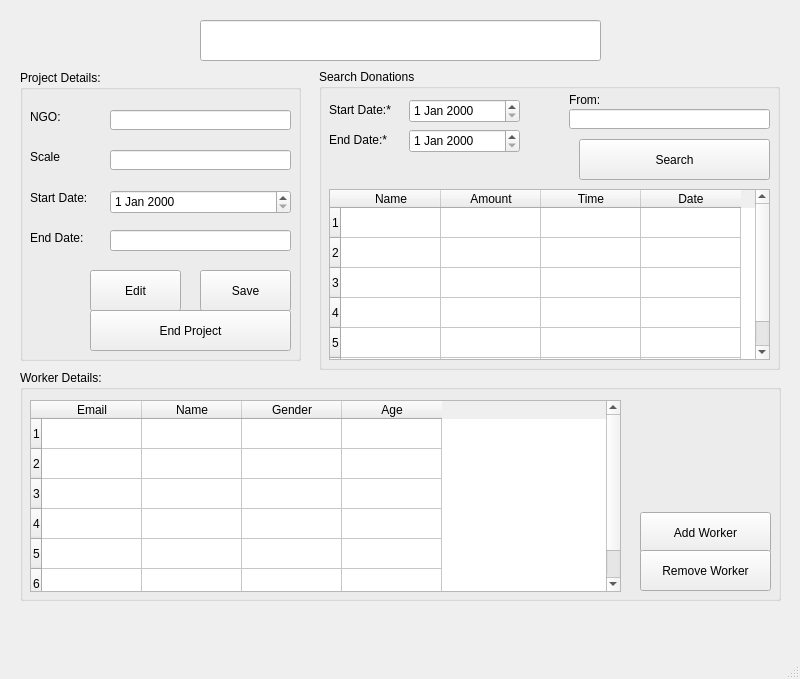
First picture: the form in Screens/ViewProject.ui, repository msaadg/NGOConnect, before the edit.
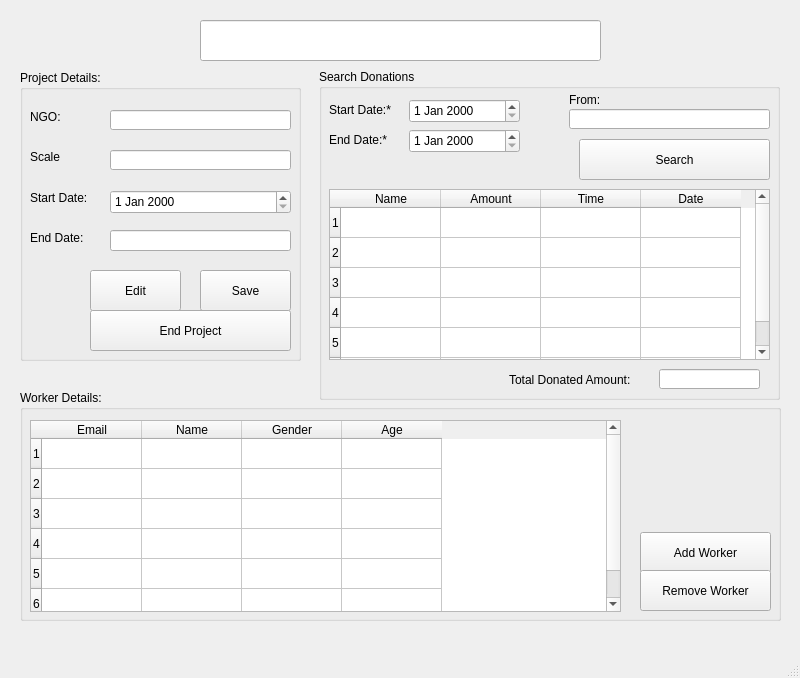
Second picture: the form after the edit.

```diff
--- a/Screens/ViewProject.ui
+++ b/Screens/ViewProject.ui
@@ -7,7 +7,7 @@
     <x>0</x>
     <y>0</y>
     <width>800</width>
-    <height>679</height>
+    <height>678</height>
    </rect>
   </property>
   <property name="windowTitle">
@@ -175,7 +175,7 @@
     <property name="geometry">
      <rect>
       <x>20</x>
-      <y>370</y>
+      <y>390</y>
       <width>761</width>
       <height>231</height>
      </rect>
@@ -255,7 +255,7 @@
       <x>319</x>
       <y>69</y>
       <width>461</width>
-      <height>301</height>
+      <height>331</height>
      </rect>
     </property>
     <property name="title">
@@ -382,6 +382,29 @@
       <string>From:</string>
      </property>
     </widget>
+    <widget class="QLabel" name="label_12">
+     <property name="geometry">
+      <rect>
+       <x>190</x>
+       <y>300</y>
+       <width>141</width>
+       <height>21</height>
+      </rect>
+     </property>
+     <property name="text">
+      <string>Total Donated Amount:</string>
+     </property>
+    </widget>
+    <widget class="QLineEdit" name="totalAmount">
+     <property name="geometry">
+      <rect>
+       <x>340</x>
+       <y>300</y>
+       <width>101</width>
+       <height>20</height>
+      </rect>
+     </property>
+    </widget>
    </widget>
    <zorder>groupBox</zorder>
    <zorder>projectName</zorder>
```
Left out of the diff: 2 changed lines with no effect on the pictures.
